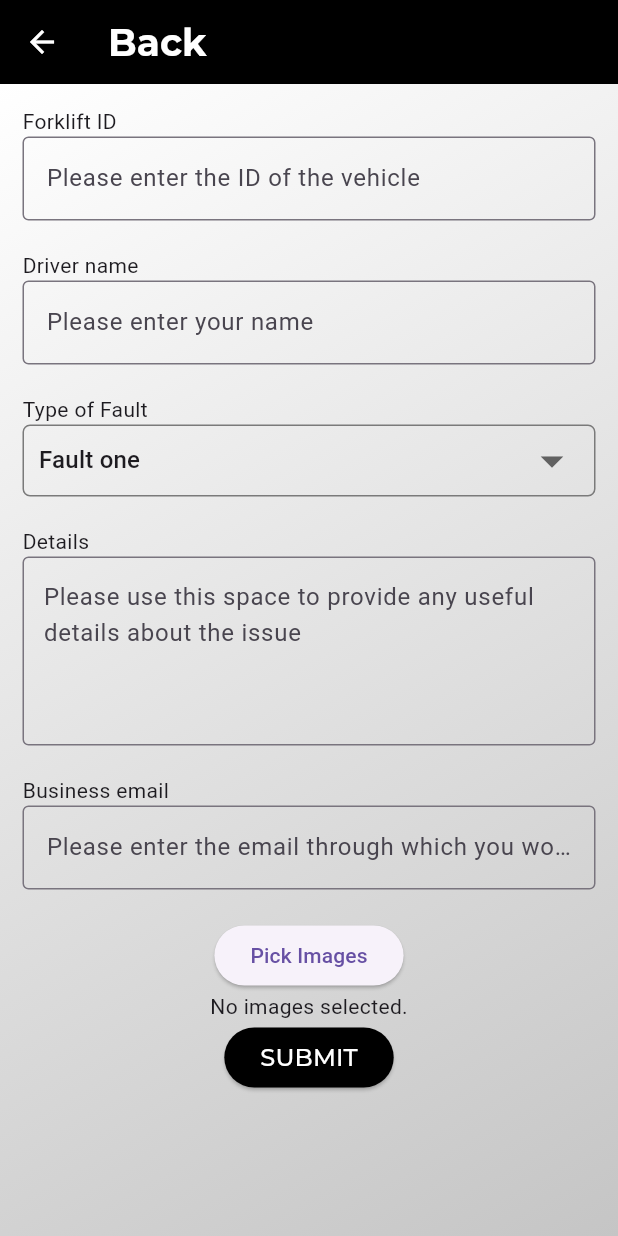
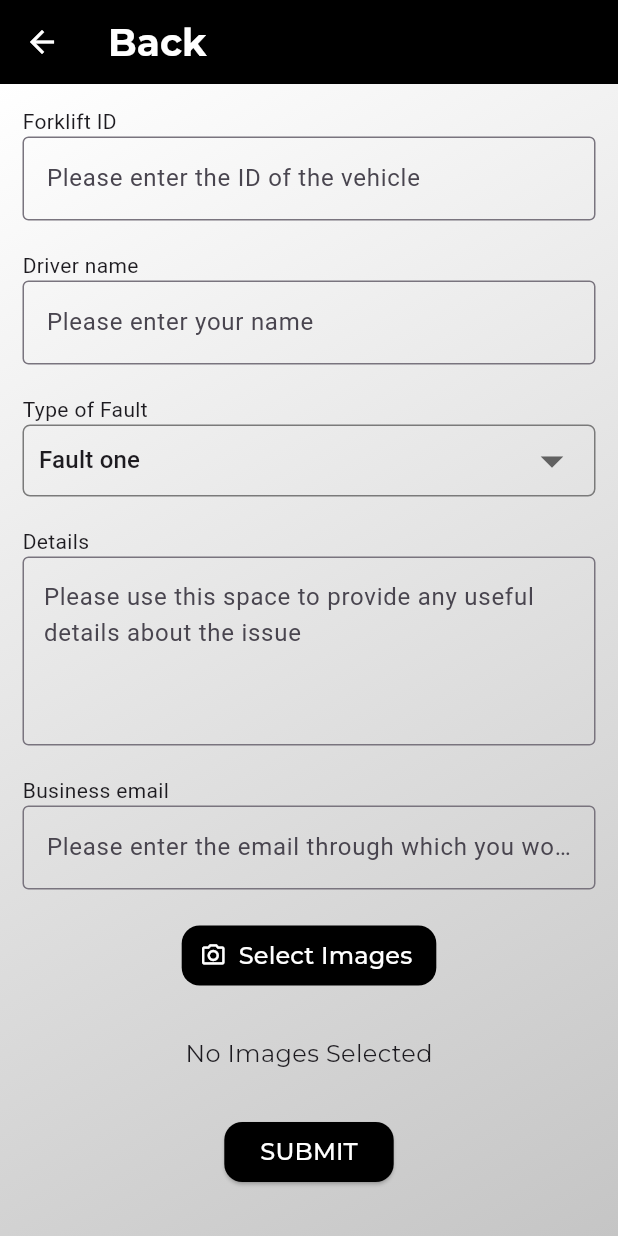
Before and after one commit to ME-CODE-UK/jstapp, a Flutter app: the ReportScreen screen opened directly, on a phone screen of 412 x 824 dp. Run offline on Flutter 3.47's test engine with Material 3 defaults, Android fonts, the phone set to English and light mode, and no system bars; our stand-ins replace image_picker; missing offline and left inert: mailer; project files that could hold a hidden picture were left out.

Commit message:
Changed button shape and icons, added padding and format of no images selected.

```diff
--- a/lib/screens/report_screen.dart
+++ b/lib/screens/report_screen.dart
@@ -253,9 +253,23 @@ class _ReportScreenState extends State<ReportScreen> {
                   ),
                 ),
                 // Add Image Picker Grid
-                ElevatedButton(
+                TextButton.icon(
+                  style: TextButton.styleFrom(
+                    shape:RoundedRectangleBorder(
+                      borderRadius: BorderRadius.circular(12),
+                    ),
+                    backgroundColor: const Color.fromARGB(255, 0, 0, 0),
+                  ),
                   onPressed: pickImages,
-                  child: Text('Pick Images'),
+                  icon: const Icon(Icons.camera_alt_outlined, color: Colors.white),
+                  label: const Text(
+                      style: TextStyle(
+                        fontFamily: 'Montserrat',
+                        fontSize: 16,
+                        color: Colors.white,
+                      ),
+                      'Select Images',
+                    ),
                 ),
                 // Image grid with delete functionality
                 _imageFiles.isNotEmpty
@@ -263,9 +277,9 @@ class _ReportScreenState extends State<ReportScreen> {
                         padding: const EdgeInsets.all(8.0),
                         child: MasonryGridView.builder(
                           shrinkWrap: true,
-                          physics: NeverScrollableScrollPhysics(),
+                          physics: const NeverScrollableScrollPhysics(),
                           gridDelegate:
-                              SliverSimpleGridDelegateWithFixedCrossAxisCount(
+                              const SliverSimpleGridDelegateWithFixedCrossAxisCount(
                             crossAxisCount: 3, // Number of columns
                           ),
                           itemCount: _imageFiles.length,
@@ -306,13 +320,25 @@ class _ReportScreenState extends State<ReportScreen> {
                           },
                         ),
                       )
-                    : const Text('No images selected.'),
+                    : const Padding(
+                      padding: EdgeInsets.symmetric(vertical: 30),
+                      child: Text(
+                      style: TextStyle(
+                        fontFamily: 'Montserrat',
+                        fontSize: 16,
+                      ),
+                      'No Images Selected',
+                    ),
+                    ),
 
                 // Submit Button
                 Padding(
                   padding: const EdgeInsets.only(bottom: 10),
                   child: ElevatedButton(
                     style: ElevatedButton.styleFrom(
+                      shape:RoundedRectangleBorder(
+                        borderRadius: BorderRadius.circular(12),
+                      ),
                       foregroundColor: const Color.fromARGB(255, 255, 255, 255),
                       backgroundColor: const Color.fromARGB(255, 0, 0, 0),
                     ),
@@ -343,12 +369,12 @@ class _ReportScreenState extends State<ReportScreen> {
                       final sendReport = send(message, smtpServer);
                       print('Message sent: ' + sendReport.toString());
                       ScaffoldMessenger.of(context).showSnackBar(
-                          SnackBar(content: Text("Mail Sent Successfully")));
+                          const SnackBar(content: Text("Mail Sent Successfully")));
 
                       Navigator.push(context, MaterialPageRoute(builder: (context) => SummaryScreen(sumID: rID, sumDriver: rDriver, sumDetails: rDetails, sumFault: _dropValue, sumEmail: rBusEmail,)));
                     },
                     child: const Text(
-                      style: const TextStyle(
+                      style: TextStyle(
                         fontFamily: 'Montserrat',
                         fontSize: 16,
                       ),
```
